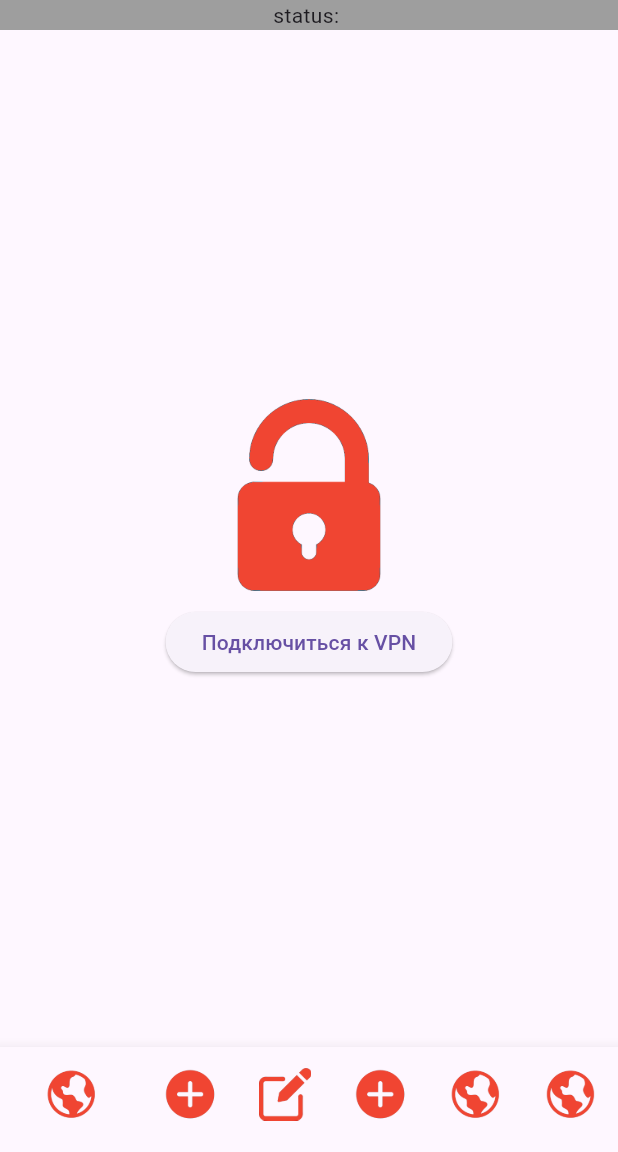
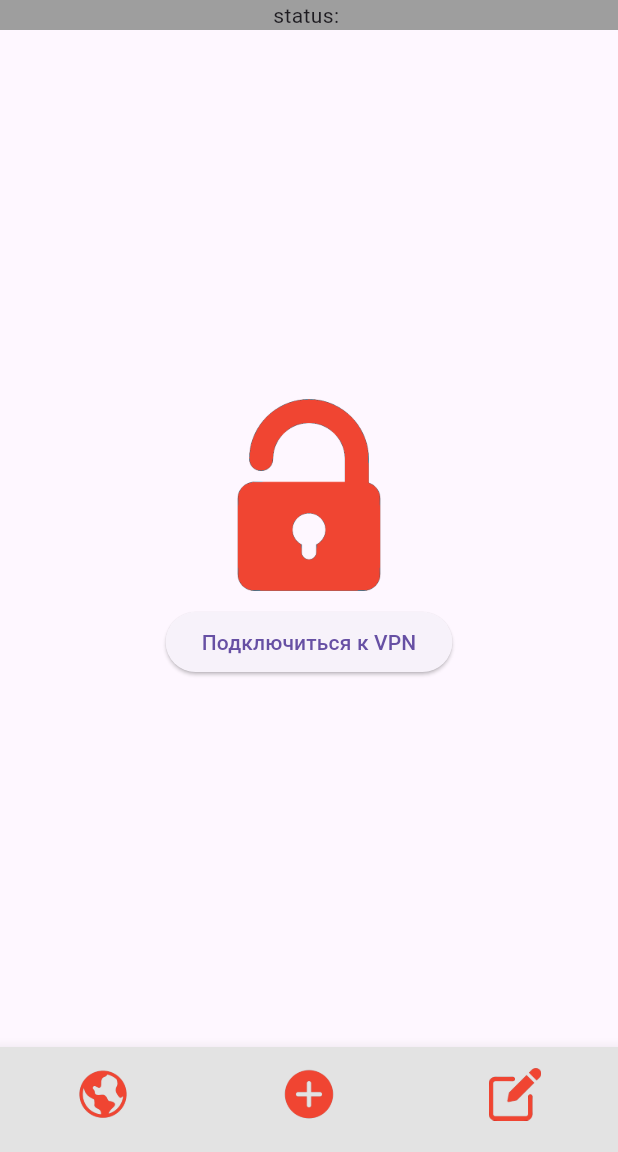
Before and after one commit to JLWorker/FreeZone, a Flutter app: the screen it shows after launch, on a phone screen of 412 x 824 dp, the part 84-1236 px from its top. Run offline on Flutter 3.47's test engine with Material 3 defaults, Android fonts, the light colour scheme and no system bars; our stand-ins replace file_picker, permission_handler; missing offline and left inert: flutter_vpn, wireguard_flutter.

Commit message:
Commit 1
# Conflicts:
#	android/.gradle/buildOutputCleanup/buildOutputCleanup.lock
#	android/.gradle/buildOutputCleanup/outputFiles.bin
#	android/local.properties
#	lib/pages/mainscreen.dart

# Conflicts:
#	android/.gradle/buildOutputCleanup/buildOutputCleanup.lock
#	android/.gradle/buildOutputCleanup/outputFiles.bin
#	android/local.properties
#	lib/pages/mainscreen.dart

```diff
--- a/lib/pages/mainscreen.dart
+++ b/lib/pages/mainscreen.dart
@@ -1,13 +1,10 @@
 import 'package:flutter/material.dart';
-import 'package:free_zone/pages/ConfigsScreen.dart';
-import 'package:free_zone/widgets/config_editor.dart' as config_editor;
-import 'package:free_zone/pages/vpnscreen.dart' as vpnscreen;
+import 'package:free_zone/pages/editcreen.dart' as edit_page;
+import 'package:free_zone/pages/vpnscreen.dart' as vpn_screen;
 import 'package:free_zone/widgets/header.dart';
 import 'package:free_zone/themes/app-style.dart';
 import 'package:free_zone/widgets/footer_image.dart';
 import 'package:free_zone/pages/edit_page.dart' as edit_page;
-import 'package:free_zone/pages/add_new_client_page.dart' as add_new_client_page;
-import 'package:free_zone/widgets/ConnectionWidget.dart' as connection_widget;
 
 import '../themes/app-style.dart';
 
@@ -26,12 +23,8 @@
   }
 
   final List<Widget> _screens = [
-    vpnscreen.VpnScreen(),
-    config_editor.ConfigEditorScreen(),
+    vpn_screen.VpnScreen(),
     edit_page.EditPage(),
-    add_new_client_page.AddNewClientPage(),
-    connection_widget.ConnectionWidget(),
-    ConfigsScreen()
   ];
 
 
@@ -52,41 +45,13 @@
                 icon: FooterImage('assets/icons/add.png'), label: ""),
             BottomNavigationBarItem(
                 icon: FooterImage('assets/icons/edit.png'), label: ""),
-          BottomNavigationBarItem(
-              icon: FooterImage('assets/icons/add.png'), label: ""),
-          BottomNavigationBarItem(
-              icon: FooterImage('assets/icons/globe-earth.png'), label: ""),
-          BottomNavigationBarItem(
-              icon: FooterImage('assets/icons/globe-earth.png'), label: ""),
           ],
           showSelectedLabels: false,
           showUnselectedLabels: false,
           backgroundColor: AppStyle.footer.color,
-        currentIndex: _selectedIndex,
+          currentIndex: _selectedIndex,  // Устанавливаем текущий индекс
           onTap: _onItemTapped,
-      ),
-        appBar: AppBar(
-        title: Text('My App'),
-    ),
-    // body: _screens[_selectedIndex],
-      bottomNavigationBar: BottomNavigationBar(items: <BottomNavigationBarItem>[
-        BottomNavigationBarItem(
-          icon: FooterImage('assets/icons/globe-earth.png'),
-          label: ""
-        ),
-        BottomNavigationBarItem(
-          icon: FooterImage('assets/icons/add.png'),
-          label: ""
-        ),
-        BottomNavigationBarItem(
-          icon: FooterImage('assets/icons/edit.png'),
-          label: ""
-        ),
-      ],
-        showSelectedLabels: false,
-        showUnselectedLabels: false,
-        backgroundColor: AppStyle.footer.color,
-      ),
+        )
     );
   }
 }
```
Also changed, not shown: lib/widgets/config_editor.dart (deleted, +0 -40 lines), lib/pages/editcreen.dart (renamed from lib/pages/edit_page.dart), 1 other file. Lines whose indentation alone changed are shown as unchanged.
